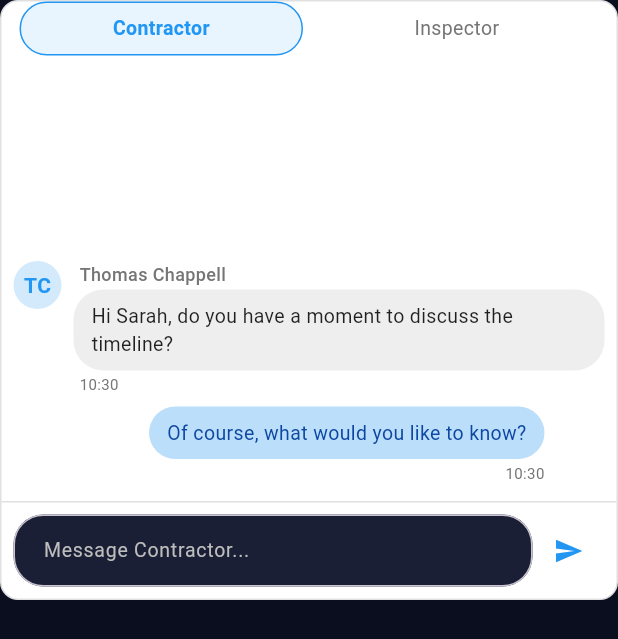
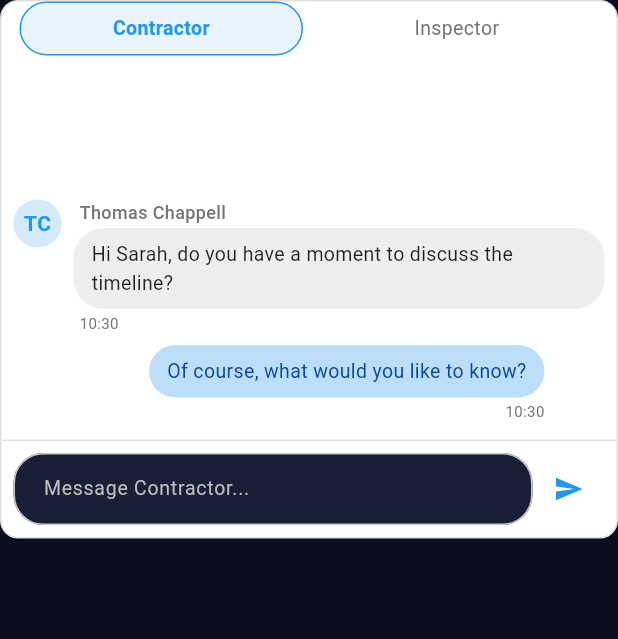
Before and after one commit to jthomaschappell/drawfi_flutter_project, a Flutter app: the ChatSection widget shown alone on an empty page, opened directly, on a phone screen of 412 x 824 dp. Shown: the top 639 px of the screen. Run offline on Flutter 3.47's test engine with Material 3 defaults, Android fonts, the phone set to English and light mode, and no system bars; our stand-ins replace dotted_border, flutter_dotenv, flutter_svg, supabase_flutter; accounts and stored records are empty.

Commit message:
changed the chat size

```diff
--- a/lib/screens/loan_dashboard_screen.dart
+++ b/lib/screens/loan_dashboard_screen.dart
@@ -255,7 +255,7 @@ class _ChatSectionState extends State<ChatSection> {
   Widget build(BuildContext context) {
     final messages = _chats[_selectedChat] ?? [];
     return Container(
-      height: 400, // 240 + 189 (5cm in pixels)
+      height: 359, // 240 + 189 (5cm in pixels)
       decoration: BoxDecoration(
         color: Colors.white,
         borderRadius: BorderRadius.circular(12),
```
